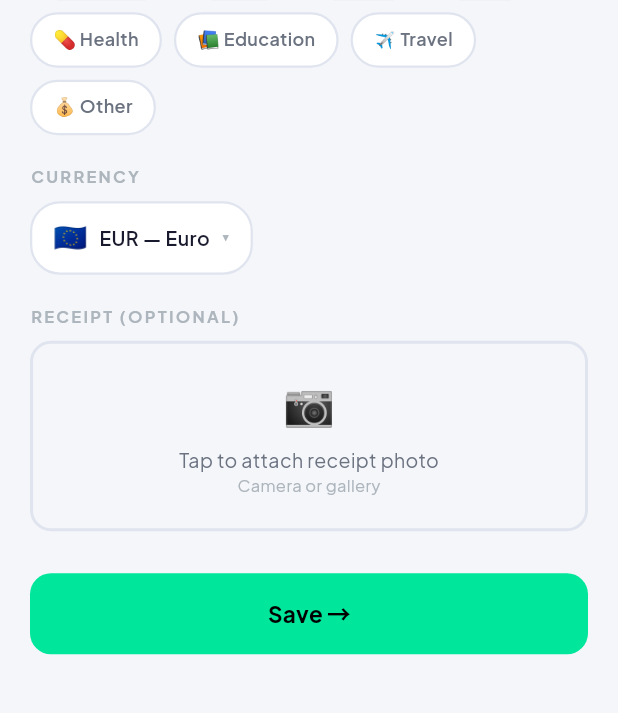
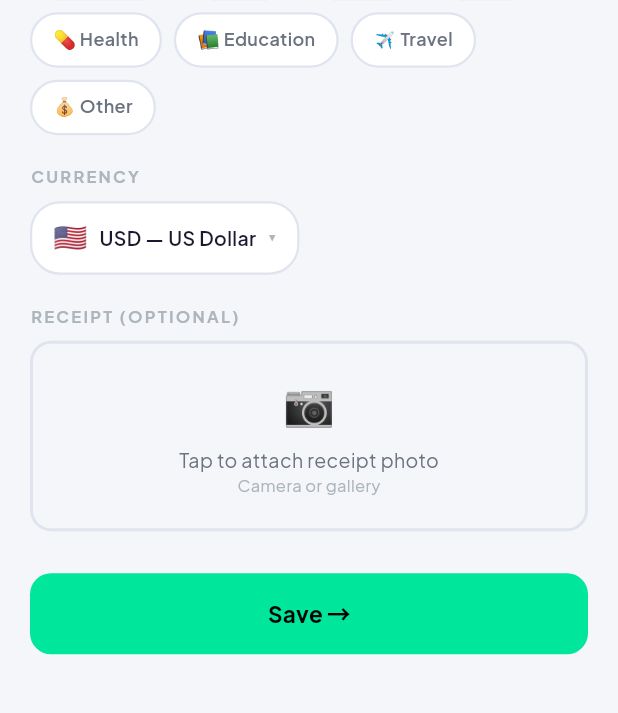
Before and after one commit to Mighiana/SplitSmart, a Flutter app: the AddTransactionScreen screen opened directly, scrolled down 464 dp, on a phone screen of 412 x 824 dp, the part 523-1236 px from its top. Run offline on Flutter 3.47's test engine with Material 3 defaults, Android fonts, the light colour scheme and no system bars; our stand-ins replace cloud_firestore, confetti, file_picker, firebase_analytics, firebase_auth, firebase_core and 18 more; missing offline and left inert: app_settings, mobile_scanner; accounts and stored records are empty.

Commit message:
UI Polish: Remove hardcoded EUR fallbacks

```diff
--- a/lib/providers/app_state.dart
+++ b/lib/providers/app_state.dart
@@ -44,8 +44,8 @@ class AppState extends ChangeNotifier {
 
   // ─── Currency / static data ──────────────────────────────────────────────
   static const List<CurrencyData> currencies = [
+    CurrencyData('USD', 'US Dollar', '🇺🇸', '\$'),
     CurrencyData('EUR', 'Euro', '🇪🇺', '€'),
-    CurrencyData('USD', 'US Dollar', '🇺🇸', '\$'),
     CurrencyData('GBP', 'Pound Sterling', '🇬🇧', '£'),
     CurrencyData('HUF', 'Hungarian Forint', '🇭🇺', 'Ft'),
     CurrencyData('PKR', 'Pakistani Rupee', '🇵🇰', '₨'),
--- a/lib/screens/add_subscription_screen.dart
+++ b/lib/screens/add_subscription_screen.dart
@@ -62,7 +62,7 @@ class _AddSubscriptionScreenState extends State<AddSubscriptionScreen>
   String _category     = 'Entertainment';
   String _emoji        = '📺';
   String _colorHex     = '#00D68F';
-  String _currency     = 'EUR';
+  late String _currency;
 
   // Validation
   bool _submitted     = false;
@@ -99,6 +99,8 @@ class _AddSubscriptionScreenState extends State<AddSubscriptionScreen>
       duration: const Duration(milliseconds: 600),
     )..forward();
 
+    _currency = AppState.currencies.isNotEmpty ? AppState.currencies.first.code : 'USD';
+
     // Pre-fill if editing
     if (_isEdit) {
       final e = widget.existing!;
@@ -134,7 +136,7 @@ class _AddSubscriptionScreenState extends State<AddSubscriptionScreen>
   CurrencyData get _selectedCurrency =>
       AppState.currencies.firstWhere(
         (c) => c.code == _currency,
-        orElse: () => CurrencyData('EUR', 'Euro', '🇪🇺', '€'),
+        orElse: () => CurrencyData('USD', 'US Dollar', '🇺🇸', '\$'),
       );
 
   // ── Validation ─────────────────────────────────────────────────────────────
--- a/lib/screens/budget_screen.dart
+++ b/lib/screens/budget_screen.dart
@@ -68,7 +68,7 @@ class _BudgetScreenState extends State<BudgetScreen> {
     if (activeCurs.isEmpty && state.transactions.isNotEmpty) {
       activeCurs.add(state.transactions.first.currency);
     } else if (activeCurs.isEmpty) {
-      activeCurs.add('EUR');
+      activeCurs.add(state.currencies.isNotEmpty ? state.currencies.first.code : 'USD');
     }
 
     int totalBudgeted = 0;
--- a/lib/screens/overview_tab.dart
+++ b/lib/screens/overview_tab.dart
@@ -119,10 +119,10 @@ class _HomeTabState extends State<HomeTab> with SingleTickerProviderStateMixin {
         if (groupTx.isNotEmpty) {
           _selectedCurrency = groupTx.first.currency;
         } else {
-          _selectedCurrency = 'EUR';
+          _selectedCurrency = state.currencies.isNotEmpty ? state.currencies.first.code : 'USD';
         }
       } else {
-        _selectedCurrency = 'EUR';
+        _selectedCurrency = state.currencies.isNotEmpty ? state.currencies.first.code : 'USD';
       }
     }
 
--- a/lib/screens/personal_charts_screen.dart
+++ b/lib/screens/personal_charts_screen.dart
@@ -44,7 +44,7 @@ class _MoneyChartsScreenState extends State<MoneyChartsScreen>
       } else if (state.transactions.isNotEmpty) {
         setState(() => _currency = state.transactions.first.currency);
       } else {
-        setState(() => _currency = 'EUR');
+        setState(() => _currency = state.currencies.isNotEmpty ? state.currencies.first.code : 'USD');
       }
     });
   }
```
